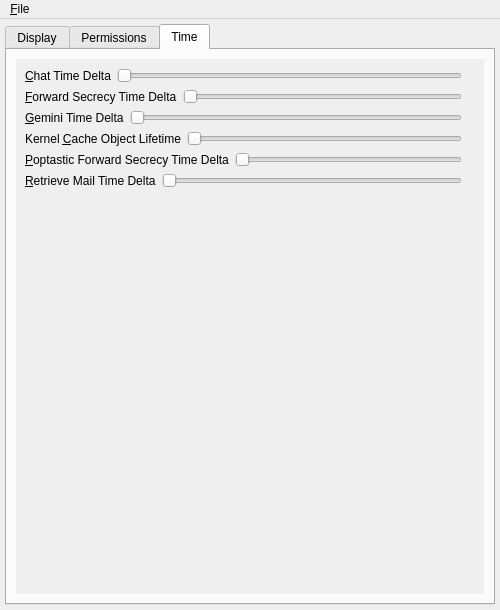
This is branches/trunk/UI/options.ui in textbrowser/spot-on as Qt 5 draws it before an edit. The edited form follows.
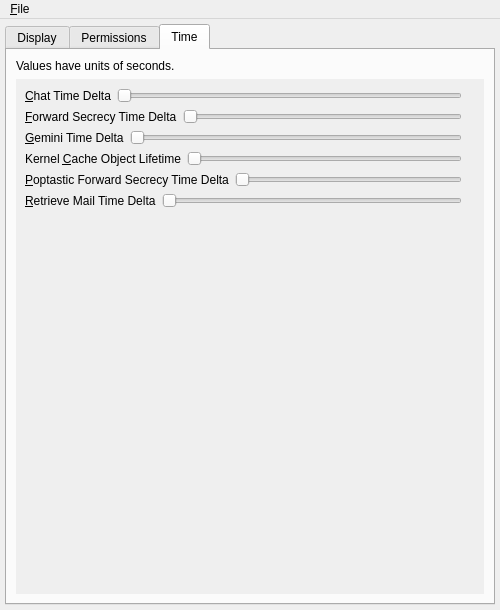
This is the edited form. The open tabs and pages were chosen to show the change. Icons and pictures are not drawn.

```diff
--- a/branches/trunk/UI/options.ui
+++ b/branches/trunk/UI/options.ui
@@ -1617,6 +1617,13 @@
         <string>Time</string>
        </attribute>
        <layout class="QVBoxLayout" name="verticalLayout_23">
+        <item>
+         <widget class="QLabel" name="label_12">
+          <property name="text">
+           <string>Values have units of seconds.</string>
+          </property>
+         </widget>
+        </item>
         <item>
          <widget class="QScrollArea" name="scrollArea_3">
           <property name="frameShape">
@@ -1631,7 +1638,7 @@
              <x>0</x>
              <y>0</y>
              <width>468</width>
-             <height>526</height>
+             <height>504</height>
             </rect>
            </property>
            <layout class="QVBoxLayout" name="verticalLayout_24">
```
